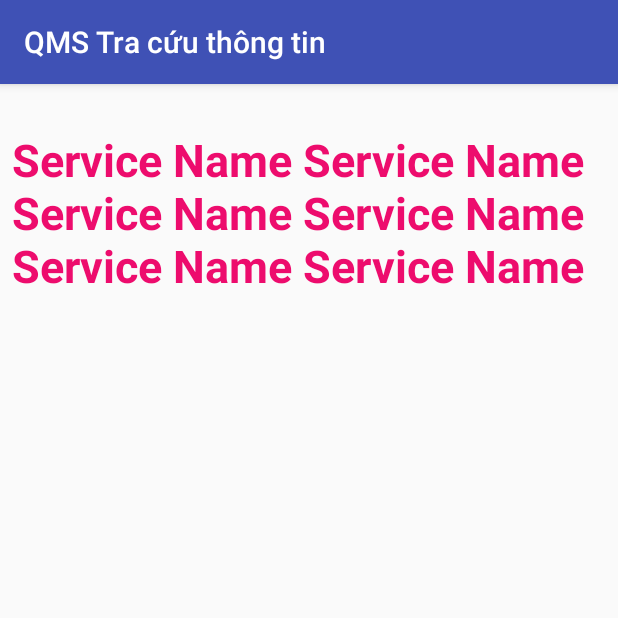
After one commit to nguyenhoanghai/QMS_AndroidApp, an Android app: the printListviewActivity screen opened directly, with no data from a screen before it, on a phone screen of 412 x 824 dp, the top half of it. The commit adds this screen. Run offline under Robolectric (Android 15) with nearby library versions, the light colour scheme and no system bars; network calls fail; Roboto replaces fonts that are not available here.

Commit message:
10/09/2020

```diff
--- a/QMSEvaluateOnly/app/src/main/java/com/gpro/admin/qmsevaluateonly/PrintTicket_4Activity.java
+++ b/QMSEvaluateOnly/app/src/main/java/com/gpro/admin/qmsevaluateonly/PrintTicket_4Activity.java
@@ -196,7 +196,6 @@ public class PrintTicket_4Activity extends AppCompatActivity {
                     }
                     count++;
                 }
-
                 root.addView(row);
             }
         }
--- /dev/null
+++ b/QMSEvaluateOnly/app/src/main/java/com/gpro/admin/qmsevaluateonly/printListviewActivity.java
@@ -0,0 +1,13 @@
+package com.gpro.admin.qmsevaluateonly;
+
+import android.support.v7.app.AppCompatActivity;
+import android.os.Bundle;
+
+public class printListviewActivity extends AppCompatActivity {
+
+    @Override
+    protected void onCreate(Bundle savedInstanceState) {
+        super.onCreate(savedInstanceState);
+        setContentView(R.layout.activity_print_listview);
+    }
+}
--- a/QMSEvaluateOnly/app/src/main/res/layout/activity_custom_list_view.xml
+++ b/QMSEvaluateOnly/app/src/main/res/layout/activity_custom_list_view.xml
@@ -13,11 +13,11 @@
         android:id="@+id/lbName"
         android:layout_width="253dp"
         android:layout_height="wrap_content"
-        android:layout_marginLeft="15dp"
+        android:layout_marginLeft="0dp"
         android:singleLine="false"
         android:text="Service Name Service Name Service Name Service Name Service Name Service Name "
         android:textColor="@color/colorPrimaryDark"
-        android:textSize="20dp"
+        android:textSize="16dp"
         app:layout_constraintEnd_toStartOf="@+id/btPrint"
         app:layout_constraintStart_toStartOf="parent"
         app:layout_constraintTop_toTopOf="parent" />
@@ -32,7 +32,7 @@
         android:layout_marginRight="15dp"
         android:paddingLeft="15dp"
         android:textColor="@color/colorAccent"
-        android:textSize="40dp"
+        android:textSize="30dp"
         android:textStyle="bold"
         android:paddingTop="0dp"
         app:layout_constraintEnd_toStartOf="@+id/btPrint"
--- /dev/null
+++ b/QMSEvaluateOnly/app/src/main/res/layout/activity_print_listview.xml
@@ -0,0 +1,30 @@
+<?xml version="1.0" encoding="utf-8"?>
+<android.support.constraint.ConstraintLayout xmlns:android="http://schemas.android.com/apk/res/android"
+    xmlns:app="http://schemas.android.com/apk/res-auto"
+    xmlns:tools="http://schemas.android.com/tools"
+    android:layout_width="match_parent"
+    android:layout_height="match_parent"
+    tools:context=".printListviewActivity">
+
+    <LinearLayout
+        android:layout_width="match_parent"
+        android:layout_height="wrap_content"
+        android:gravity="left"
+        android:paddingTop="30dp"
+        android:paddingBottom="30dp"
+        android:orientation="vertical"
+        tools:ignore="MissingConstraints">
+        <TextView
+            android:id="@+id/lbName"
+            android:layout_width="match_parent"
+            android:layout_height="wrap_content"
+            android:layout_marginLeft="8dp"
+            android:singleLine="false"
+            android:textSize="30dp"
+            android:text="Service Name Service Name Service Name Service Name Service Name Service Name "
+ android:textColor="@color/colorAccent"
+            android:textStyle="bold"
+            />
+
+    </LinearLayout>
+</android.support.constraint.ConstraintLayout>
```
Also changed, not shown: QMSEvaluateOnly/app/src/main/AndroidManifest.xml (+7 -6 lines), QMSEvaluateOnly/app/src/main/java/com/gpro/admin/qmsevaluateonly/InPhieuActivity.java (added, +13 -0 lines), QMSEvaluateOnly/app/src/main/java/com/gpro/admin/qmsevaluateonly/PrintTicket_2Activity.java (+13 -4 lines), QMSEvaluateOnly/app/src/main/java/com/gpro/admin/qmsevaluateonly/printListviewAdapter.java (added, +71 -0 lines), QMSEvaluateOnly/app/src/main/java/com/gpro/admin/qmsevaluateonly/printListviewHolder.java (added, +7 -0 lines), QMSEvaluateOnly/app/src/main/res/layout/activity_in_phieu.xml (added, +9 -0 lines).
